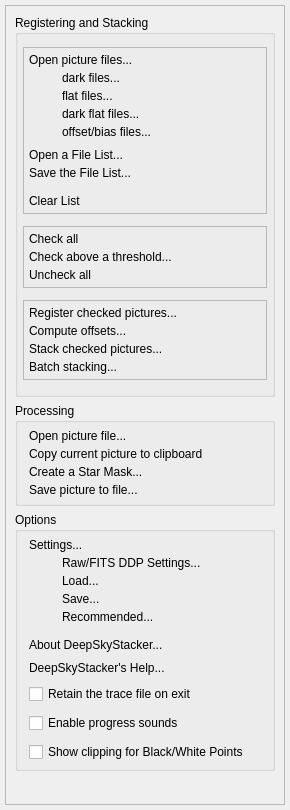
Old version of the form DeepSkyStacker/ui/ExplorerBar.ui in the repository deepskystacker/DSS.
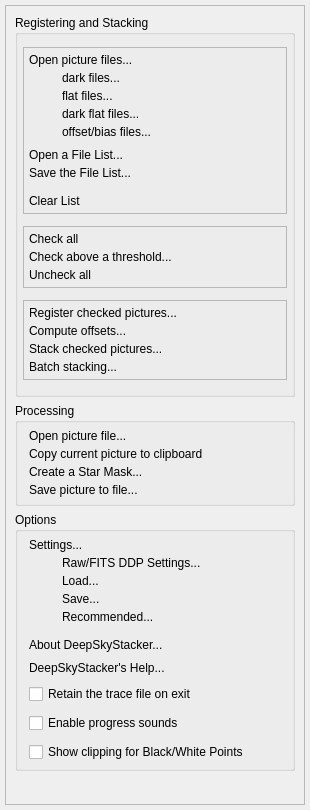
New version of the form.

Commit message: Increase minimum width of Explorer bar to allow for translated text.

```diff
--- a/DeepSkyStacker/ui/ExplorerBar.ui
+++ b/DeepSkyStacker/ui/ExplorerBar.ui
@@ -6,7 +6,7 @@
    <rect>
     <x>0</x>
     <y>0</y>
-    <width>290</width>
+    <width>310</width>
     <height>810</height>
    </rect>
   </property>
@@ -18,13 +18,13 @@
   </property>
   <property name="minimumSize">
    <size>
-    <width>290</width>
+    <width>310</width>
     <height>454</height>
    </size>
   </property>
   <property name="maximumSize">
    <size>
-    <width>290</width>
+    <width>300</width>
     <height>524287</height>
    </size>
   </property>
@@ -94,7 +94,7 @@
         <rect>
          <x>0</x>
          <y>0</y>
-         <width>261</width>
+         <width>286</width>
          <height>775</height>
         </rect>
        </property>
```
Left out of the diff: 30 changed lines with no effect on the pictures.
